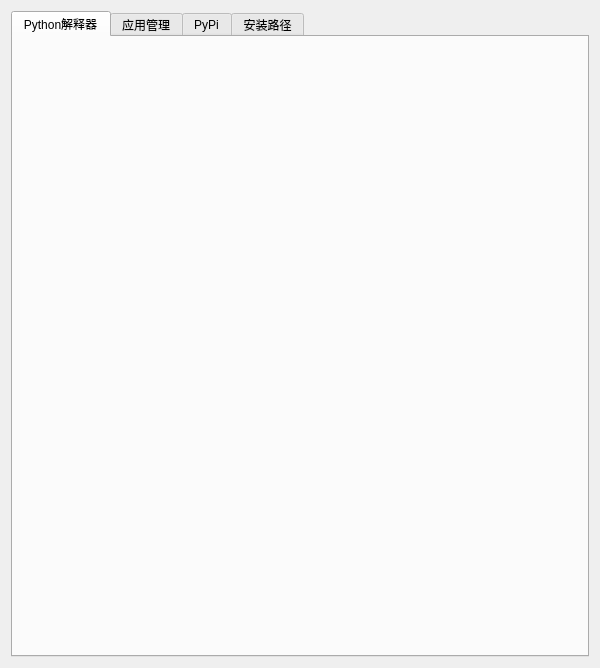
The window that app/ui/setting.ui (ctpbee/bee_box) describes before a commit, drawn with Qt 5.
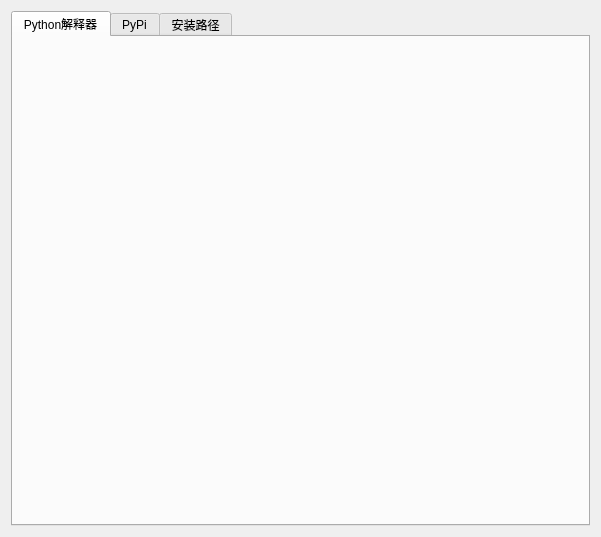
The same window after the commit.

Patch:
```diff
--- a/app/ui/setting.ui
+++ b/app/ui/setting.ui
@@ -6,8 +6,8 @@
    <rect>
     <x>0</x>
     <y>0</y>
-    <width>600</width>
-    <height>668</height>
+    <width>601</width>
+    <height>537</height>
    </rect>
   </property>
   <property name="windowTitle">
@@ -29,11 +29,6 @@
        </item>
       </layout>
      </widget>
-     <widget class="QWidget" name="tab_4">
-      <attribute name="title">
-       <string>应用管理</string>
-      </attribute>
-     </widget>
      <widget class="QWidget" name="tab_2">
       <attribute name="title">
        <string>PyPi</string>
```
